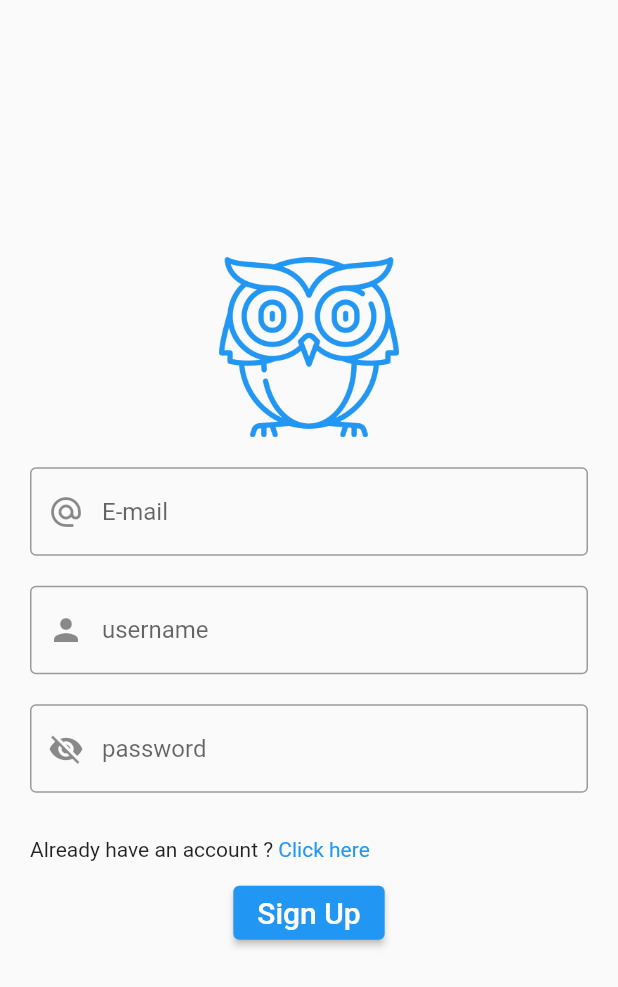
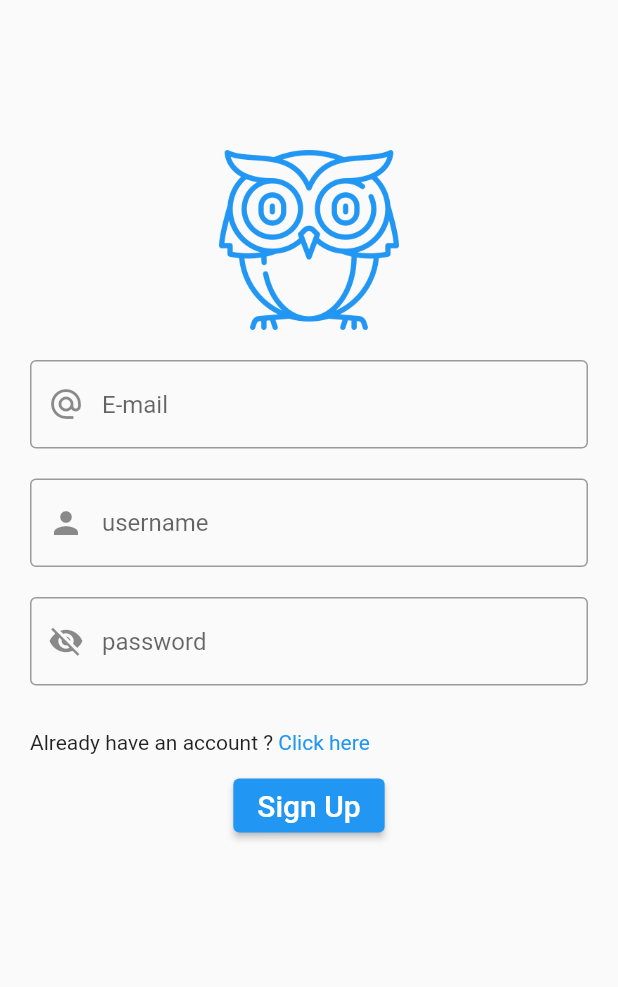
Before and after one commit to ahhmedsafwat/notes-app-firebase, a Flutter app: the screen it shows after launch, after a tap on "Click here", on a phone screen of 412 x 824 dp. Shown: the top 987 px of the screen. Run offline on Flutter 3.47's test engine with Material 2 defaults, Android fonts, the phone set to English and light mode, and no system bars; our stand-ins replace awesome_dialog, firebase_auth, firebase_core; accounts and stored records are empty.

```diff
--- a/lib/auth/signup.dart
+++ b/lib/auth/signup.dart
@@ -1,6 +1,5 @@
 import 'package:flutter/material.dart';
 
-import '../home/home_page.dart';
 import 'login.dart';
 
 class Signup extends StatefulWidget {
@@ -12,12 +11,17 @@ class Signup extends StatefulWidget {
 }
 
 class _SignupState extends State<Signup> {
+  SignUp() async {}
+
   @override
   Widget build(BuildContext context) {
     return Scaffold(
-        body: Column(
-      mainAxisAlignment: MainAxisAlignment.center,
+        body: ListView(
+      physics: const BouncingScrollPhysics(),
       children: [
+        const SizedBox(
+          height: 100,
+        ),
         Center(
           child: Image.asset(
             'assets/images/owl.png',
@@ -31,6 +35,7 @@ class _SignupState extends State<Signup> {
               child: Column(
             children: [
               TextFormField(
+                onChanged: (newValue) {},
                 decoration: const InputDecoration(
                     border:
                         OutlineInputBorder(borderSide: BorderSide(width: 1)),
@@ -51,6 +56,7 @@ class _SignupState extends State<Signup> {
                 height: 20,
               ),
               TextFormField(
+                onChanged: (newValue) {},
                 decoration: const InputDecoration(
                   border: OutlineInputBorder(borderSide: BorderSide(width: 1)),
                   hintText: 'password',
@@ -78,9 +84,7 @@ class _SignupState extends State<Signup> {
               ),
               Container(
                 child: ElevatedButton(
-                  onPressed: () {
-                    Navigator.pushReplacementNamed(context, HomePage.homePage);
-                  },
+                  onPressed: () async {},
                   child: const Text(
                     'Sign Up',
                     style: TextStyle(fontSize: 20),
--- a/lib/main.dart
+++ b/lib/main.dart
@@ -1,11 +1,15 @@
+import 'package:firebase_core/firebase_core.dart';
 import 'package:flutter/material.dart';
+import 'package:notes/firebase_options.dart';
 
 import 'auth/login.dart';
 import 'auth/signup.dart';
 import 'cred/add_notes.dart';
 import 'home/home_page.dart';
 
-void main() {
+void main() async {
+  WidgetsFlutterBinding.ensureInitialized();
+  await Firebase.initializeApp(options: DefaultFirebaseOptions.currentPlatform);
   runApp(const MyApp());
 }
 
--- a/pubspec.yaml
+++ b/pubspec.yaml
@@ -34,13 +34,9 @@ dependencies:
   firebase_core: ^2.13.0
   flutter:
     sdk: flutter
+  google_sign_in: ^6.1.0
 
 dev_dependencies:
-  # The "flutter_lints" package below contains a set of recommended lints to
-  # encourage good coding practices. The lint set provided by the package is
-  # activated in the `analysis_options.yaml` file located at the root of your
-  # package. See that file for information about deactivating specific lint
-  # rules and activating additional ones.
   flutter_lints: ^2.0.0
   flutter_test:
     sdk: flutter
```
Also changed, not shown: lib/auth/login.dart (+23 -2 lines), pubspec.lock, 3 other files.
